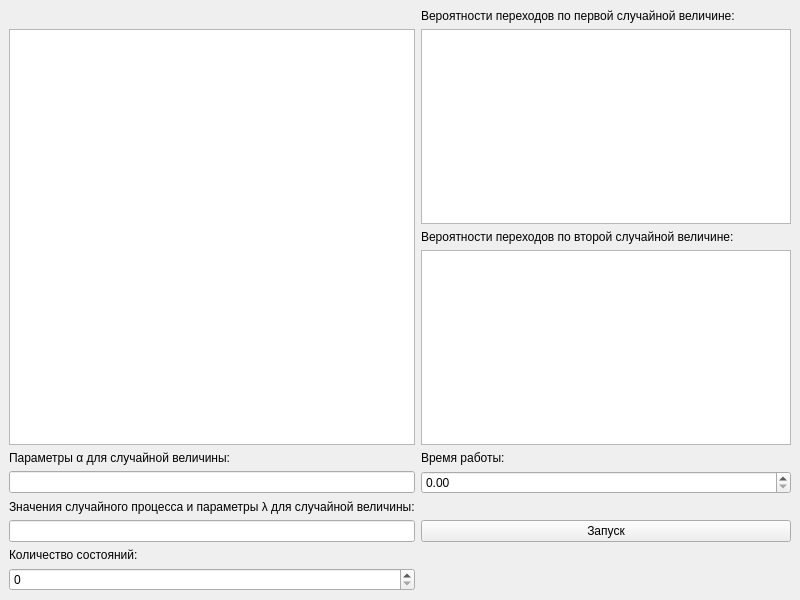
Before: the Qt Designer form simulation_model_gui/MainWindow.ui in PonizhenDoRyadovogo/coursework, drawn with Qt 5.
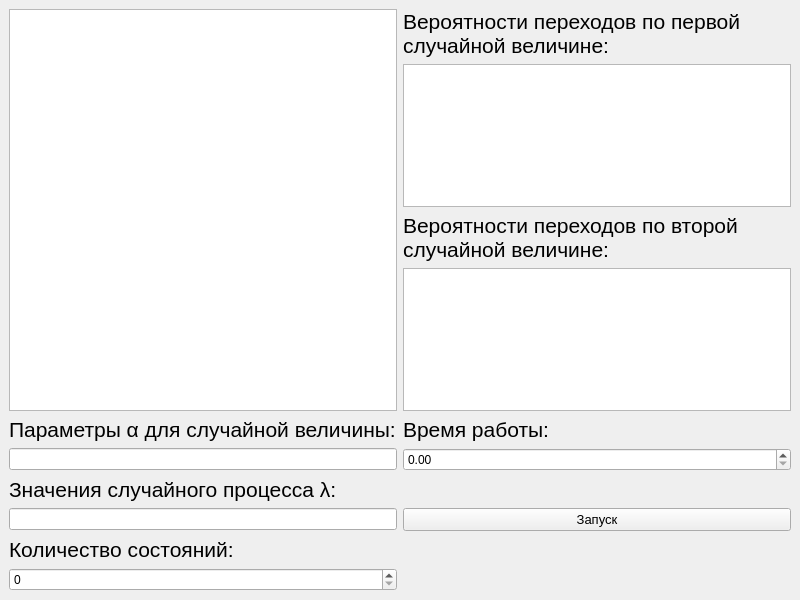
After: the same form once the commit is applied.

Commit message: Изменил толщину линий системы координат

Diff of the .ui file:
```diff
--- a/simulation_model_gui/MainWindow.ui
+++ b/simulation_model_gui/MainWindow.ui
@@ -17,8 +17,14 @@
    <layout class="QGridLayout" name="gridLayout">
     <item row="2" column="1">
      <widget class="QLabel" name="labelSecondTable">
+      <property name="font">
+       <font>
+        <pointsize>16</pointsize>
+       </font>
+      </property>
       <property name="text">
-       <string>Вероятности переходов по второй случайной величине:</string>
+       <string>Вероятности переходов по второй
+случайной величине:</string>
       </property>
      </widget>
     </item>
@@ -31,13 +37,15 @@
     <item row="1" column="1">
      <widget class="QTableWidget" name="firstTransitionTable"/>
     </item>
-    <item row="1" column="0" rowspan="3">
-     <widget class="QGraphicsView" name="graphicsView"/>
-    </item>
     <item row="7" column="0">
      <widget class="QLabel" name="labelLambds">
+      <property name="font">
+       <font>
+        <pointsize>16</pointsize>
+       </font>
+      </property>
       <property name="text">
-       <string>Значения случайного процесса и параметры λ для случайной величины:</string>
+       <string>Значения случайного процесса λ:</string>
       </property>
      </widget>
     </item>
@@ -46,6 +54,11 @@
     </item>
     <item row="9" column="0">
      <widget class="QLabel" name="labelCountStates">
+      <property name="font">
+       <font>
+        <pointsize>16</pointsize>
+       </font>
+      </property>
       <property name="text">
        <string>Количество состояний:</string>
       </property>
@@ -53,8 +66,14 @@
     </item>
     <item row="0" column="1">
      <widget class="QLabel" name="labelFirstTable">
+      <property name="font">
+       <font>
+        <pointsize>16</pointsize>
+       </font>
+      </property>
       <property name="text">
-       <string>Вероятности переходов по первой случайной величине:</string>
+       <string>Вероятности переходов по первой 
+случайной величине:</string>
       </property>
      </widget>
     </item>
@@ -66,6 +85,11 @@
     </item>
     <item row="5" column="1">
      <widget class="QLabel" name="labelTime">
+      <property name="font">
+       <font>
+        <pointsize>16</pointsize>
+       </font>
+      </property>
       <property name="text">
        <string>Время работы:</string>
       </property>
@@ -73,6 +97,11 @@
     </item>
     <item row="5" column="0">
      <widget class="QLabel" name="labelAplpha">
+      <property name="font">
+       <font>
+        <pointsize>16</pointsize>
+       </font>
+      </property>
       <property name="text">
        <string>Параметры α для случайной величины:</string>
       </property>
@@ -80,11 +109,19 @@
     </item>
     <item row="8" column="1">
      <widget class="QPushButton" name="updateButton">
+      <property name="font">
+       <font>
+        <pointsize>10</pointsize>
+       </font>
+      </property>
       <property name="text">
        <string>Запуск</string>
       </property>
      </widget>
     </item>
+    <item row="0" column="0" rowspan="4">
+     <widget class="QGraphicsView" name="graphicsView"/>
+    </item>
    </layout>
   </widget>
  </widget>
```
The commit also changes 2 other files.
